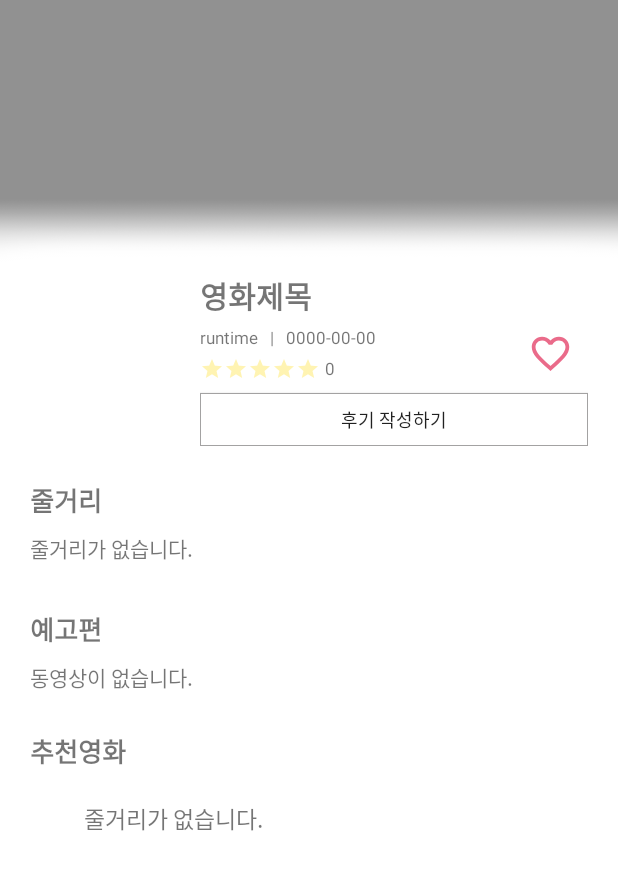
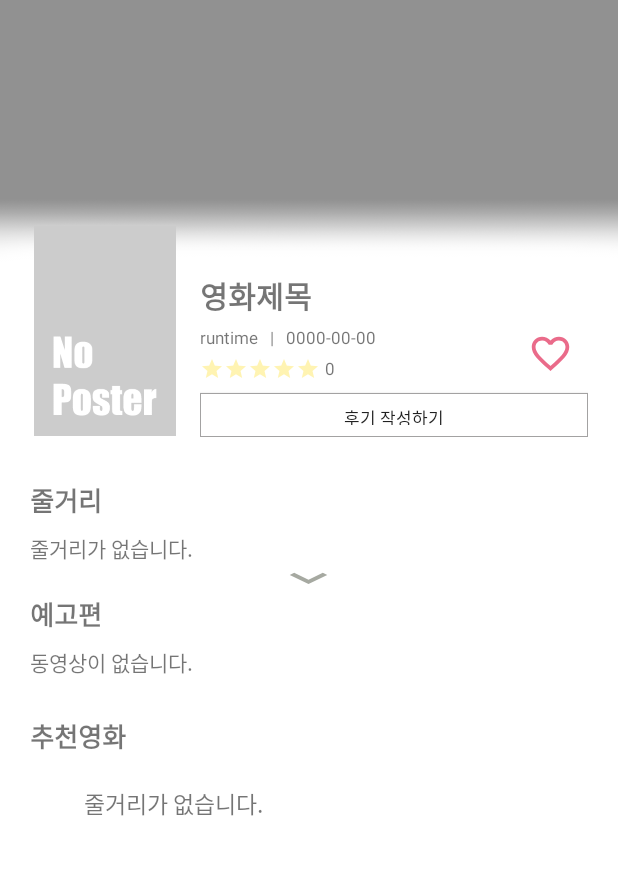
Before and after one commit to hanna2100/MovieDiary, an Android app: the layout fragment_movie_details.xml on its own in the app's theme, with its tools: preview values and no code run, on a phone screen of 412 x 824 dp. Shown: the top 870 px of the screen. Run offline under Robolectric (Android 15) with nearby library versions, the phone set to English and light mode, and no system bars; plain views replace DiscreteScrollView.

Commit message:
장한나림 영화상세정보 줄거리 줄이기기능 추가

```diff
--- a/app/src/main/java/com/example/user/moviediary/adapter/MovieRcmAdapter.java
+++ b/app/src/main/java/com/example/user/moviediary/adapter/MovieRcmAdapter.java
@@ -48,7 +48,7 @@ public class MovieRcmAdapter extends RecyclerView.Adapter<MovieRcmAdapter.RcmVie
         rcmViewHolder.tvTitle.setText(resultsBean.getTitle());
         rcmViewHolder.tvVoteAvg.setText(resultsBean.getVote_average()+"");
 
-        String url = "https://image.tmdb.org/t/p/w300" + resultsBean.getBackdrop_path();
+        String url = "https://image.tmdb.org/t/p/w780" + resultsBean.getBackdrop_path();
         GlideApp.with(rcmViewHolder.itemView).load(url)
                 .centerCrop()
                 .into(rcmViewHolder.ivBackdrop);
--- a/app/src/main/res/layout/fragment_movie_details.xml
+++ b/app/src/main/res/layout/fragment_movie_details.xml
@@ -1,5 +1,6 @@
 <?xml version="1.0" encoding="utf-8"?>
 <ScrollView xmlns:android="http://schemas.android.com/apk/res/android"
+    android:id="@+id/scrollView"
     xmlns:app="http://schemas.android.com/apk/res-auto"
     android:layout_width="match_parent"
     android:layout_height="match_parent"
@@ -46,6 +47,7 @@
                 android:orientation="horizontal">
 
                 <ImageView
+                    android:src="@drawable/movie_no_poster"
                     android:id="@+id/ivPoster"
                     android:layout_width="100dp"
                     android:layout_height="140dp"
@@ -165,9 +167,9 @@
                                 android:background="@drawable/background_button_border"
                                 android:id="@+id/btnPosting"
                                 android:layout_width="match_parent"
-                                android:layout_height="35dp"
+                                android:layout_height="29dp"
                                 android:text="후기 작성하기"
-                                android:textSize="12sp"/>
+                                android:textSize="11sp"/>
 
                         </LinearLayout>
 
@@ -194,15 +196,34 @@
                 android:textSize="17sp"
                 android:textStyle="bold" />
 
-            <com.example.user.moviediary.util.CharacterWrapTextView
+            <TextView
                 android:id="@+id/tvOverview"
                 android:layout_width="match_parent"
                 android:layout_height="wrap_content"
                 android:layout_marginLeft="20dp"
                 android:layout_marginRight="20dp"
-                android:layout_marginBottom="30dp"
                 android:text="줄거리가 없습니다."
+                android:ellipsize="end"
                 android:textSize="14sp" />
+
+
+            <ImageButton
+                android:id="@+id/ibMore"
+                android:layout_width="50dp"
+                android:layout_height="20dp"
+                android:background="@android:color/transparent"
+                android:src="@drawable/ic_more"
+                android:layout_gravity="center"/>
+
+            <ImageButton
+                android:id="@+id/ibLess"
+                android:layout_width="50dp"
+                android:layout_height="20dp"
+                android:background="@android:color/transparent"
+                android:src="@drawable/ic_less"
+                android:layout_gravity="center"
+                android:visibility="gone"/>
+
 
             <TextView
                 android:layout_width="wrap_content"
```
Also changed, not shown: app/src/main/java/com/example/user/moviediary/MainActivity.java (+4 -3 lines), app/src/main/java/com/example/user/moviediary/etc/MovieDetails.java (+81 -34 lines), app/src/main/java/com/example/user/moviediary/fragment/FrgMovieDetails.java (+104 -19 lines), app/src/main/res/drawable/movie_no_poster.png (added).
